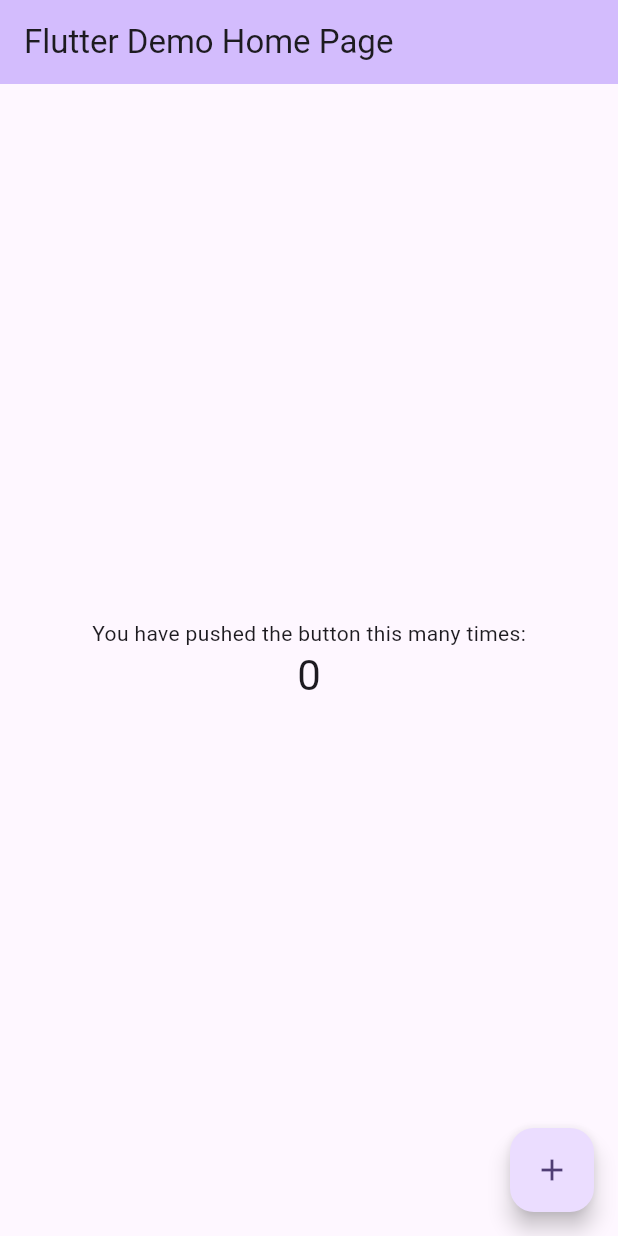
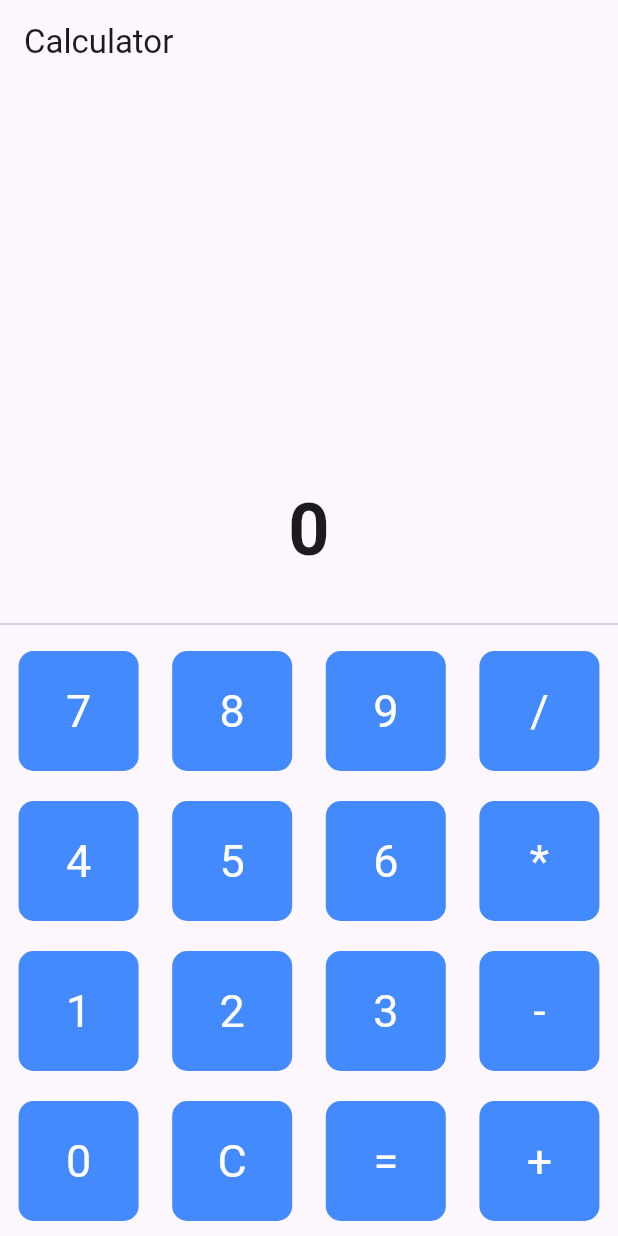
Before and after one commit to frastydragon/Recipe, a Flutter app: the screen it shows after launch, on a phone screen of 412 x 824 dp. Run offline on Flutter 3.47's test engine with Material 3 defaults, Android fonts, the phone set to English and light mode, and no system bars.

Commit message:
calc app

```diff
--- a/calculator/lib/main.dart
+++ b/calculator/lib/main.dart
@@ -1,125 +1,159 @@
 import 'package:flutter/material.dart';
 
 void main() {
-  runApp(const MyApp());
+  runApp(CalculatorApp());
 }
 
-class MyApp extends StatelessWidget {
-  const MyApp({super.key});
-
-  // This widget is the root of your application.
+class CalculatorApp extends StatelessWidget {
   @override
   Widget build(BuildContext context) {
     return MaterialApp(
-      title: 'Flutter Demo',
+      title: 'Calculator App',
       theme: ThemeData(
-        // This is the theme of your application.
-        //
-        // TRY THIS: Try running your application with "flutter run". You'll see
-        // the application has a purple toolbar. Then, without quitting the app,
-        // try changing the seedColor in the colorScheme below to Colors.green
-        // and then invoke "hot reload" (save your changes or press the "hot
-        // reload" button in a Flutter-supported IDE, or press "r" if you used
-        // the command line to start the app).
-        //
-        // Notice that the counter didn't reset back to zero; the application
-        // state is not lost during the reload. To reset the state, use hot
-        // restart instead.
-        //
-        // This works for code too, not just values: Most code changes can be
-        // tested with just a hot reload.
-        colorScheme: ColorScheme.fromSeed(seedColor: Colors.deepPurple),
-        useMaterial3: true,
+        primarySwatch: Colors.blue,
       ),
-      home: const MyHomePage(title: 'Flutter Demo Home Page'),
+      home: HomePage(),
     );
   }
 }
 
-class MyHomePage extends StatefulWidget {
-  const MyHomePage({super.key, required this.title});
-
-  // This widget is the home page of your application. It is stateful, meaning
-  // that it has a State object (defined below) that contains fields that affect
-  // how it looks.
-
-  // This class is the configuration for the state. It holds the values (in this
-  // case the title) provided by the parent (in this case the App widget) and
-  // used by the build method of the State. Fields in a Widget subclass are
-  // always marked "final".
-
-  final String title;
-
+class HomePage extends StatefulWidget {
   @override
-  State<MyHomePage> createState() => _MyHomePageState();
+  _CalculatorHomePageState createState() => _CalculatorHomePageState();
 }
 
-class _MyHomePageState extends State<MyHomePage> {
-  int _counter = 0;
+class _CalculatorHomePageState extends State<HomePage> {
+  String display = '0';
+  double firstNumber = 0;
+  double secondNumber = 0;
+  String operator = '';
+  bool isOperatorPressed = false;
 
-  void _incrementCounter() {
+  // Method to handle number input
+  void onNumberPressed(String number) {
     setState(() {
-      // This call to setState tells the Flutter framework that something has
-      // changed in this State, which causes it to rerun the build method below
-      // so that the display can reflect the updated values. If we changed
-      // _counter without calling setState(), then the build method would not be
-      // called again, and so nothing would appear to happen.
-      _counter++;
+      if (display == '0' || isOperatorPressed) {
+        display = number;
+        isOperatorPressed = false;
+      } else {
+        display += number;
+      }
+    });
+  }
+
+  // Method to handle operator input
+  void onOperatorPressed(String op) {
+    setState(() {
+      firstNumber = double.parse(display);
+      operator = op;
+      isOperatorPressed = true;
+    });
+  }
+
+  // Method to handle the equals button
+  void onEqualsPressed() {
+    setState(() {
+      secondNumber = double.parse(display);
+
+      switch (operator) {
+        case '+':
+          display = (firstNumber + secondNumber).toString();
+          break;
+        case '-':
+          display = (firstNumber - secondNumber).toString();
+          break;
+        case '*':
+          display = (firstNumber * secondNumber).toString();
+          break;
+        case '/':
+          display = secondNumber == 0 ? 'Error' : (firstNumber / secondNumber).toString();
+          break;
+      }
+    });
+  }
+
+  // Method to clear the calculator
+  void onClearPressed() {
+    setState(() {
+      display = '0';
+      firstNumber = 0;
+      secondNumber = 0;
+      operator = '';
     });
   }
 
   @override
   Widget build(BuildContext context) {
-    // This method is rerun every time setState is called, for instance as done
-    // by the _incrementCounter method above.
-    //
-    // The Flutter framework has been optimized to make rerunning build methods
-    // fast, so that you can just rebuild anything that needs updating rather
-    // than having to individually change instances of widgets.
     return Scaffold(
       appBar: AppBar(
-        // TRY THIS: Try changing the color here to a specific color (to
-        // Colors.amber, perhaps?) and trigger a hot reload to see the AppBar
-        // change color while the other colors stay the same.
-        backgroundColor: Theme.of(context).colorScheme.inversePrimary,
-        // Here we take the value from the MyHomePage object that was created by
-        // the App.build method, and use it to set our appbar title.
-        title: Text(widget.title),
+        title: Text('Calculator'),
       ),
-      body: Center(
-        // Center is a layout widget. It takes a single child and positions it
-        // in the middle of the parent.
-        child: Column(
-          // Column is also a layout widget. It takes a list of children and
-          // arranges them vertically. By default, it sizes itself to fit its
-          // children horizontally, and tries to be as tall as its parent.
-          //
-          // Column has various properties to control how it sizes itself and
-          // how it positions its children. Here we use mainAxisAlignment to
-          // center the children vertically; the main axis here is the vertical
-          // axis because Columns are vertical (the cross axis would be
-          // horizontal).
-          //
-          // TRY THIS: Invoke "debug painting" (choose the "Toggle Debug Paint"
-          // action in the IDE, or press "p" in the console), to see the
-          // wireframe for each widget.
-          mainAxisAlignment: MainAxisAlignment.center,
-          children: <Widget>[
-            const Text(
-              'You have pushed the button this many times:',
+      body: Column(
+        mainAxisAlignment: MainAxisAlignment.end,
+        children: [
+          // Display area
+          Container(
+            padding: EdgeInsets.all(20),
+            alignment: Alignment.center,
+            child: Text(
+              display,
+              style: TextStyle(fontSize: 48, fontWeight: FontWeight.bold),
             ),
-            Text(
-              '$_counter',
-              style: Theme.of(context).textTheme.headlineMedium,
-            ),
-          ],
+          ),
+          Divider(),
+          // Buttons (numbers and operators)
+          Column(
+            children: [
+              buildButtonRow(['7', '8', '9', '/']),
+              buildButtonRow(['4', '5', '6', '*']),
+              buildButtonRow(['1', '2', '3', '-']),
+              buildButtonRow(['0', 'C', '=', '+']),
+            ],
+          )
+        ],
+      ),
+    );
+  }
+
+  // Helper method to build a row of buttons
+  Widget buildButtonRow(List<String> buttonLabels) {
+    return Row(
+      mainAxisAlignment: MainAxisAlignment.spaceEvenly,
+      children: buttonLabels.map((label) {
+        return buildButton(label);
+      }).toList(),
+    );
+  }
+
+  // Helper method to build individual buttons
+  Widget buildButton(String label) {
+    return InkWell(
+      onTap: () {
+        if (label == 'C') {
+          onClearPressed();
+        } else if (label == '=') {
+          onEqualsPressed();
+        } else if (['+', '-', '*', '/'].contains(label)) {
+          onOperatorPressed(label);
+        } else {
+          onNumberPressed(label);
+        }
+      },
+      child: Container(
+        margin: EdgeInsets.all(10),
+        width: 80,
+        height: 80,
+        decoration: BoxDecoration(
+          color: Colors.blueAccent,
+          borderRadius: BorderRadius.circular(10),
+        ),
+        child: Center(
+          child: Text(
+            label,
+            style: TextStyle(fontSize: 30, color: Colors.white),
+          ),
         ),
       ),
-      floatingActionButton: FloatingActionButton(
-        onPressed: _incrementCounter,
-        tooltip: 'Increment',
-        child: const Icon(Icons.add),
-      ), // This trailing comma makes auto-formatting nicer for build methods.
     );
   }
 }
```
